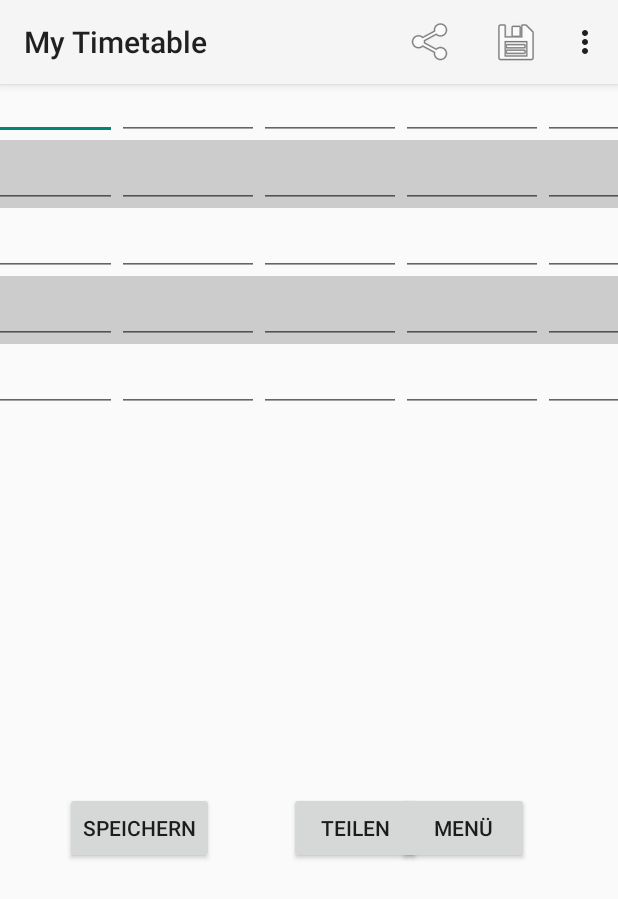
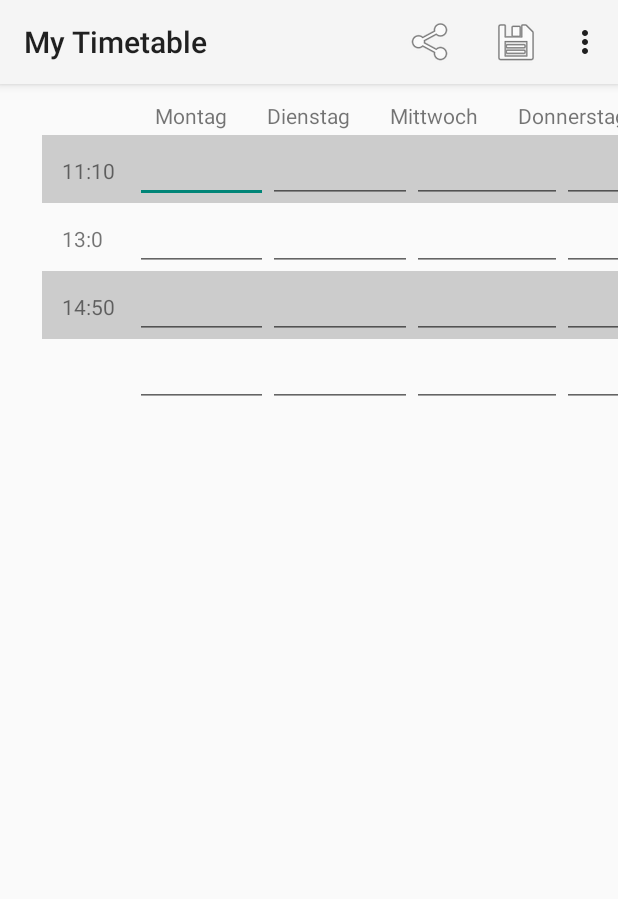
Before and after one commit to AdrianMunozH/MyApplication, an Android app: the screen it shows after launch (MainActivity), on a phone screen of 412 x 824 dp. Shown: the top 899 px of the screen. Run offline under Robolectric (Android 15) with nearby library versions, the phone set to English and light mode, and no system bars.

Commit message:
Es besteht noch ein Fehler das eine Uhrzeit fehlt. Tage wurden hinzugefügt

```diff
--- a/app/src/main/AndroidManifest.xml
+++ b/app/src/main/AndroidManifest.xml
@@ -16,14 +16,13 @@
                 <category android:name="android.intent.category.LAUNCHER" />
             </intent-filter>
         </activity>
-
-        <activity android:label="Settings"
-            android:name=".SettingsActivity">
-        </activity>
-
-        <activity android:label="All Timetables"
-        android:name=".ListActivity">
-    </activity>
+        <activity
+            android:name=".SettingsActivity"
+            android:label="Settings"></activity>
+        <activity
+            android:name=".ListActivity"
+            android:label="All Timetables"></activity>
+        <activity android:name=".ClassActivity"></activity>
     </application>
 
 </manifest>
--- a/app/src/main/java/com/example/s0712338/myapplication/MainActivity.java
+++ b/app/src/main/java/com/example/s0712338/myapplication/MainActivity.java
@@ -9,6 +9,9 @@ import android.view.Menu;
 import android.view.MenuItem;
 import android.view.View;
 import android.widget.TableLayout;
+import android.widget.TextView;
+
+import org.w3c.dom.Text;
 
 import java.util.HashMap;
 
@@ -22,7 +25,6 @@ public class MainActivity extends AppCompatActivity {
     public Integer[] lessonMins = new Integer[10];
 
     public String saveFile = "timetable.json";
-
 
     HashMap<String, Integer> settingsHashMap = new HashMap<String, Integer>();
 
@@ -42,23 +44,24 @@ public class MainActivity extends AppCompatActivity {
         if (saveIntent.getExtras() == null) {
 
             settingsHashMap.put("firstClass", 1);
-            settingsHashMap.put("lastClass", 2);
+            settingsHashMap.put("lastClass", 5);
             settingsHashMap.put("length", 90);
             settingsHashMap.put("break", 20);
             settingsHashMap.put("startHour", 9);
             settingsHashMap.put("startMin", 20);
+        } else settingsHashMap = (HashMap<String, Integer>) saveIntent.getSerializableExtra("HashMap");
+
+
+        //initButtons();
+
+        initLessonTimes();
+        if(settingsHashMap.get("lastClass") != 0){
+            timetable.buildTimetableLayout(settingsHashMap.get("lastClass"), lessonTimes);
+        } else {
+            timetable.buildTimetableLayout(3, lessonTimes);
         }
 
-        if (saveIntent.getExtras() != null) {
-            settingsHashMap = (HashMap<String, Integer>) saveIntent.getSerializableExtra("HashMap");
-        }
 
-        initButtons();
-
-        initLessonTimes();
-
-        timetable.buildTimetableLayout();
-        timetable.loadTimetable();
     }
 
     @Override
@@ -99,7 +102,7 @@ public class MainActivity extends AppCompatActivity {
         return (super.onOptionsItemSelected(item));
     }
 
-    // delete buttons (move to appbar), menuButton - was ist Printtimetable ???
+    /* delete buttons (move to appbar), menuButton - was ist Printtimetable ???
     public void initButtons() {
         Log.i("Debug", "initButtons");
         findViewById(R.id.saveButton).setOnClickListener(new View.OnClickListener() {
@@ -115,7 +118,7 @@ public class MainActivity extends AppCompatActivity {
                 timetable.print();
             }
         });
-    }
+    } */
 
     public void initLessonTimes() {
 
@@ -155,4 +158,18 @@ public class MainActivity extends AppCompatActivity {
         i.putExtra("HashMap", settingsHashMap);
         this.startActivity(i);
     }
+    public void startLessonActivity( View view) {
+        Intent intent = new Intent(this, LessonActivity.class);
+        intent.putExtra("lesson", "text");
+        this.startActivity(intent);
+    }
+
+    public void initTV(TextView textViewLesson) {
+        textViewLesson.setOnClickListener(new View.OnClickListener() {
+            @Override
+            public void onClick(View view) {
+                startLessonActivity(view);
+            }
+        });
+    }
 }
--- a/app/src/main/java/com/example/s0712338/myapplication/Timetable.java
+++ b/app/src/main/java/com/example/s0712338/myapplication/Timetable.java
@@ -1,6 +1,7 @@
 package com.example.s0712338.myapplication;
 
 import android.content.Context;
+import android.content.Intent;
 import android.graphics.Color;
 import android.util.Log;
 import android.view.Gravity;
@@ -34,8 +35,7 @@ public class Timetable {
     public Context context;
     public int timetableRowCount;
     public int backgroundColor;
-
-
+    public String[] day ={"Montag","Dienstag", "Mittwoch", "Donnerstag", "Freitag"};
     public Timetable(Context context, TableLayout timetableLayout, String saveFile) {
         this.context = context;
         this.timetableLayout = timetableLayout;
@@ -48,25 +48,29 @@ public class Timetable {
     }
 
 
-    public void buildTimetableLayout() {
-        for ( int i = 1; i <= 5; i++ ) {
+    public void buildTimetableLayout(int tC,String[] lessonTimes2) {
+        for ( int i = 1; i <= (tC); i++ ) {
             TableRow newRow = new TableRow(context);
 
             // Add lesson time to row
             TextView newTextView = new TextView(context);
             newTextView.setPadding(20, 5, 20, 5);
-            newTextView.setText(lessonTimes[i - 1]);
+            if(i>1)newTextView.setText(lessonTimes2[i-1]);
             newRow.addView(newTextView);
-
             // Add edit text widgets for lessons to row
-            for (int j = 1; j <= this.timetableRowCount; j++) {
-                EditText newEditText = new EditText(context);
-                newRow.addView(newEditText);
-
-                newEditText.setLayoutParams(new TableRow.LayoutParams(ViewGroup.LayoutParams.WRAP_CONTENT, ViewGroup.LayoutParams.WRAP_CONTENT, 1));
-                newEditText.setGravity(Gravity.CENTER_HORIZONTAL);
+            for (int j = 1; j <= 5; j++) {
+                if (i == 1) {
+                    TextView newTextView2 = new TextView(context);
+                    newTextView2.setPadding(20, 5, 20, 5);
+                    newTextView2.setText(day[j-1]);
+                    newRow.addView(newTextView2);
+                } else {
+                    EditText newTextEdit = new EditText(context);
+                    newRow.addView(newTextEdit);
+                    newTextEdit.setLayoutParams(new TableRow.LayoutParams(ViewGroup.LayoutParams.WRAP_CONTENT, ViewGroup.LayoutParams.WRAP_CONTENT, 1));
+                    newTextEdit.setGravity(Gravity.CENTER_HORIZONTAL);
+                }
             }
-
             timetableLayout.addView(newRow);
             rows.add(newRow);
 
@@ -95,7 +99,7 @@ public class Timetable {
                 TableRow row = (TableRow) child;
 
                 for (int j = 1; j < row.getChildCount(); j++) {
-                    EditText cell = (EditText) row.getChildAt(j);
+                    TextView cell = (TextView) row.getChildAt(j);
                     timetableRow.put(cell.getText().toString());
                 }
             }
--- a/app/src/main/res/layout/activity_main.xml
+++ b/app/src/main/res/layout/activity_main.xml
@@ -13,59 +13,18 @@
         android:background="?attr/colorPrimary"
         android:elevation="4dp"
         android:theme="@style/ThemeOverlay.AppCompat.ActionBar"
-        app:popupTheme="@style/ThemeOverlay.AppCompat.Light"/>
+        app:popupTheme="@style/ThemeOverlay.AppCompat.Light" />
 
     <TableLayout
         android:id="@+id/tableLayout"
-        android:layout_width="540dp"
-        android:layout_height="240dp"
-        android:layout_marginLeft="8dp"
-        android:layout_marginRight="8dp"
-        android:layout_marginTop="48dp"
-        app:layout_constraintLeft_toLeftOf="parent"
-        app:layout_constraintRight_toRightOf="parent"
-        app:layout_constraintTop_toTopOf="parent">
+        android:layout_width="585dp"
+        android:layout_height="278dp"
+        android:layout_marginStart="8dp"
+        android:layout_marginTop="8dp"
+        app:layout_constraintStart_toStartOf="parent"
+        app:layout_constraintTop_toBottomOf="@+id/my_toolbar">
 
     </TableLayout>
 
-    <Button
-        android:id="@+id/saveButton"
-        android:layout_width="wrap_content"
-        android:layout_height="wrap_content"
-        android:layout_marginBottom="16dp"
-        android:layout_marginStart="43dp"
-        android:layout_marginTop="8dp"
-        android:text="Speichern"
-        app:layout_constraintBottom_toBottomOf="parent"
-        app:layout_constraintLeft_toLeftOf="parent"
-        app:layout_constraintTop_toBottomOf="@+id/tableLayout" />
-
-    <Button
-        android:id="@+id/shareButton"
-        android:layout_width="wrap_content"
-        android:layout_height="wrap_content"
-        android:layout_marginBottom="16dp"
-        android:layout_marginLeft="64dp"
-        android:layout_marginRight="8dp"
-        android:layout_marginTop="8dp"
-        android:text="Teilen"
-        app:layout_constraintBottom_toBottomOf="parent"
-        app:layout_constraintHorizontal_bias="0.37"
-        app:layout_constraintLeft_toRightOf="@+id/saveButton"
-        app:layout_constraintRight_toLeftOf="@+id/menuButton"
-        app:layout_constraintTop_toBottomOf="@+id/tableLayout" />
-
-    <Button
-        android:id="@+id/menuButton"
-        android:layout_width="wrap_content"
-        android:layout_height="wrap_content"
-        android:layout_marginBottom="16dp"
-        android:layout_marginRight="59dp"
-        android:layout_marginTop="8dp"
-        android:text="Menü"
-        app:layout_constraintBottom_toBottomOf="parent"
-        app:layout_constraintRight_toRightOf="parent"
-        app:layout_constraintTop_toBottomOf="@+id/tableLayout" android:layout_marginEnd="59dp" />
-
 
 </android.support.constraint.ConstraintLayout>
```
